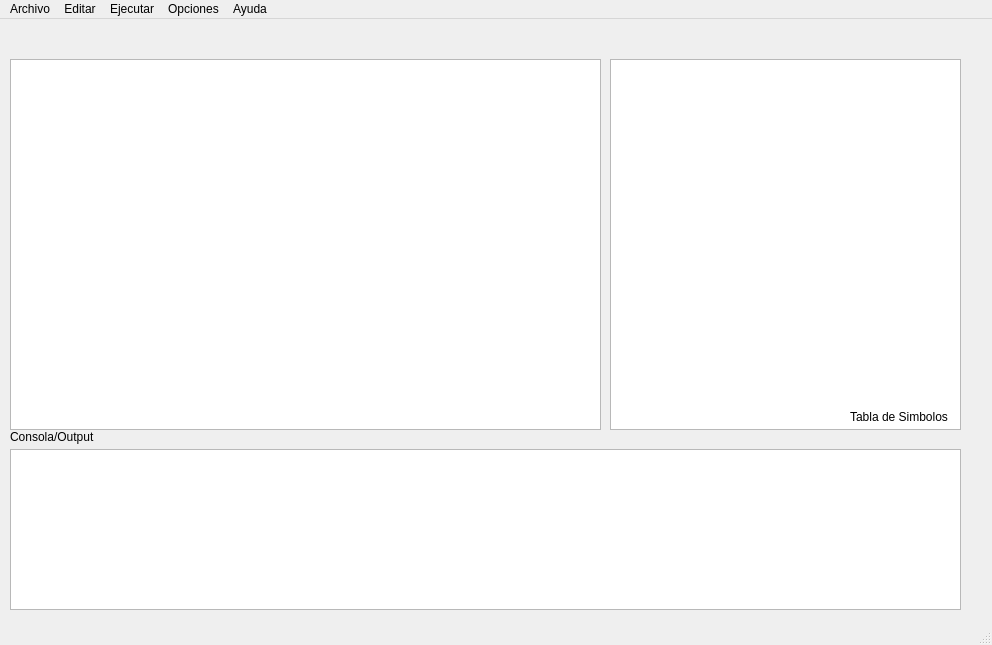
This is Augus.ui in Gary-Joan/Proyecto1_Compi2 as Qt 5 draws it before an edit. The edited form follows.
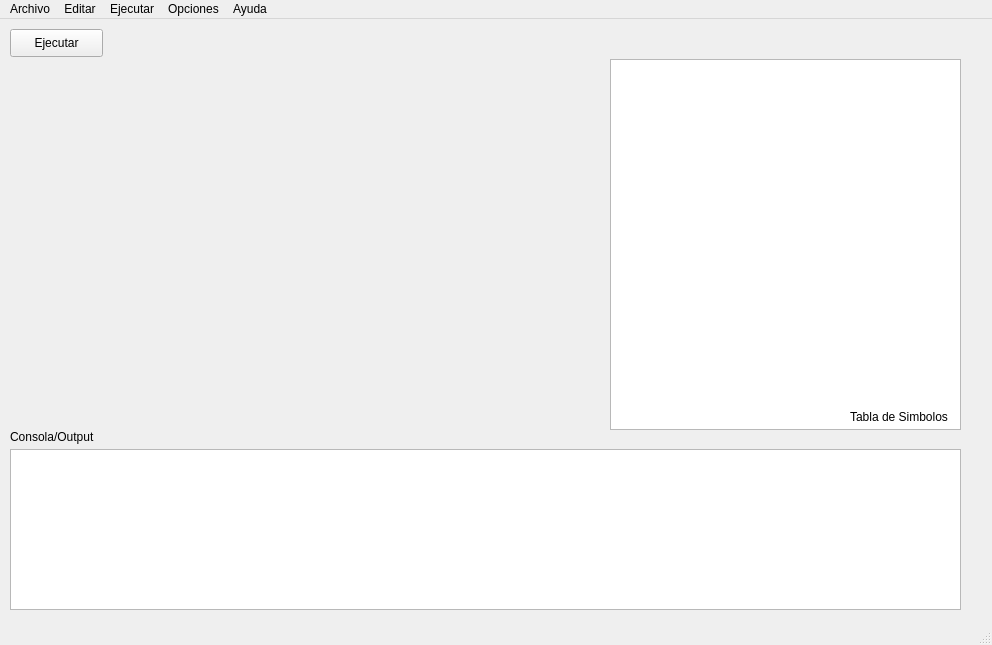
This is the edited form.

```diff
--- a/Augus.ui
+++ b/Augus.ui
@@ -60,7 +60,7 @@
      <string>Tabla de Simbolos</string>
     </property>
    </widget>
-   <widget class="QPlainTextEdit" name="plainTextEdit_3">
+   <widget class="QWidget" name="gridLayoutWidget">
     <property name="geometry">
      <rect>
       <x>10</x>
@@ -68,6 +68,20 @@
       <width>591</width>
       <height>371</height>
      </rect>
+    </property>
+    <layout class="QGridLayout" name="gridLayout"/>
+   </widget>
+   <widget class="QPushButton" name="btn_ejecutar">
+    <property name="geometry">
+     <rect>
+      <x>10</x>
+      <y>10</y>
+      <width>93</width>
+      <height>28</height>
+     </rect>
+    </property>
+    <property name="text">
+     <string>Ejecutar</string>
     </property>
    </widget>
   </widget>
```
